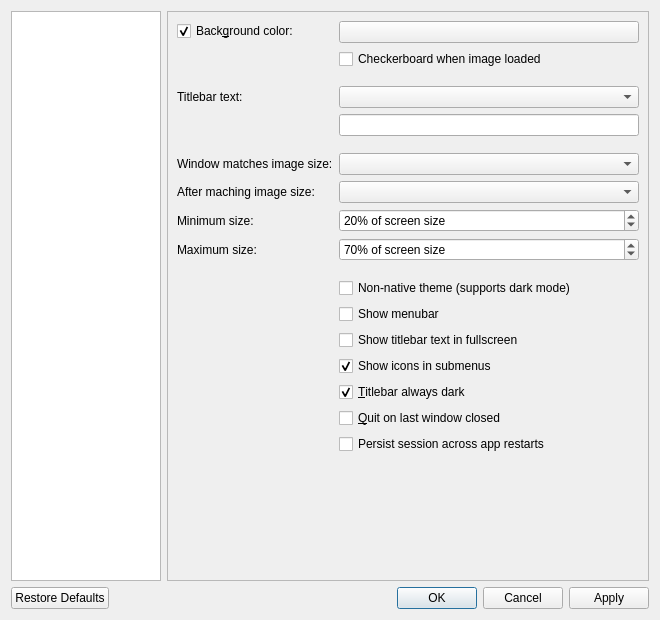
First picture: the form in src/qvoptionsdialog.ui, repository jurplel/qView, before the edit.
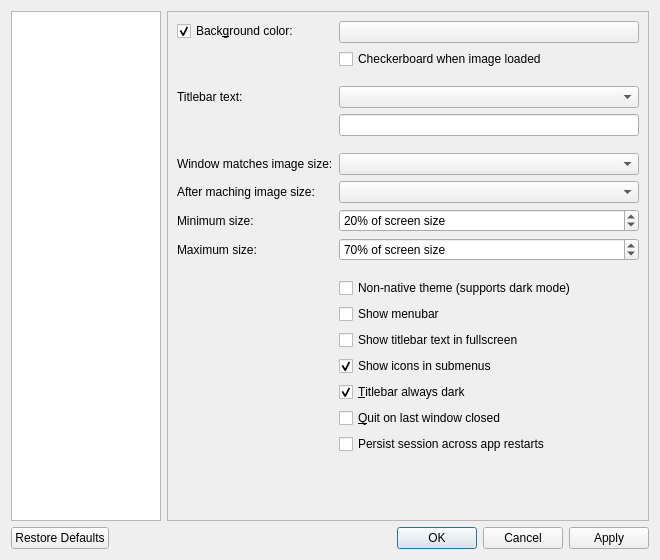
Second picture: the form after the edit.

Commit message:
Remove workaround in mouse settings UI
I had manually set some widgets to be hidden in the designer to work around sizing issues, but this isn't needed now that they're in a scroll area.

```diff
--- a/src/qvoptionsdialog.ui
+++ b/src/qvoptionsdialog.ui
@@ -10,7 +10,7 @@
     <x>0</x>
     <y>0</y>
     <width>660</width>
-    <height>620</height>
+    <height>560</height>
    </rect>
   </property>
   <property name="minimumSize">
@@ -53,7 +53,7 @@
            <x>0</x>
            <y>0</y>
            <width>472</width>
-           <height>552</height>
+           <height>492</height>
           </rect>
          </property>
          <layout class="QFormLayout" name="formLayout">
```
Left out of the diff: 24 changed lines with no effect on the pictures.
